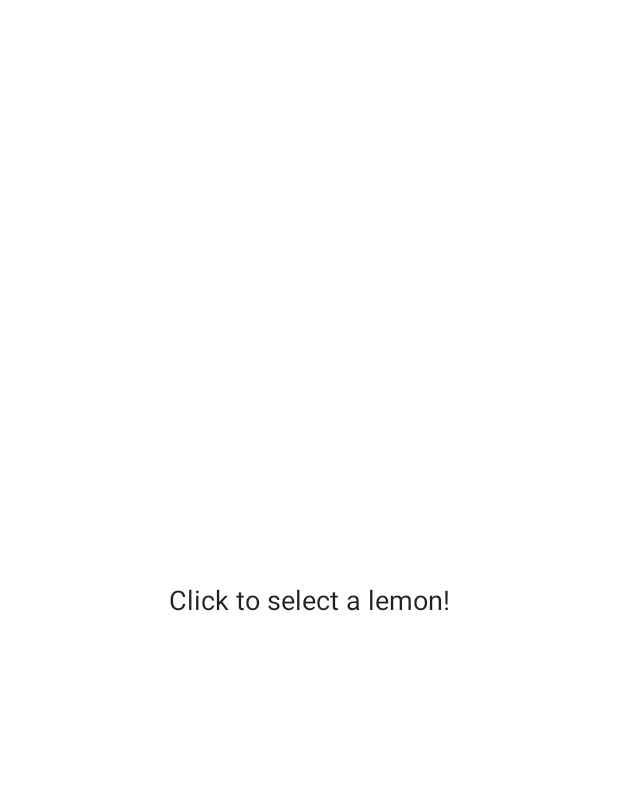
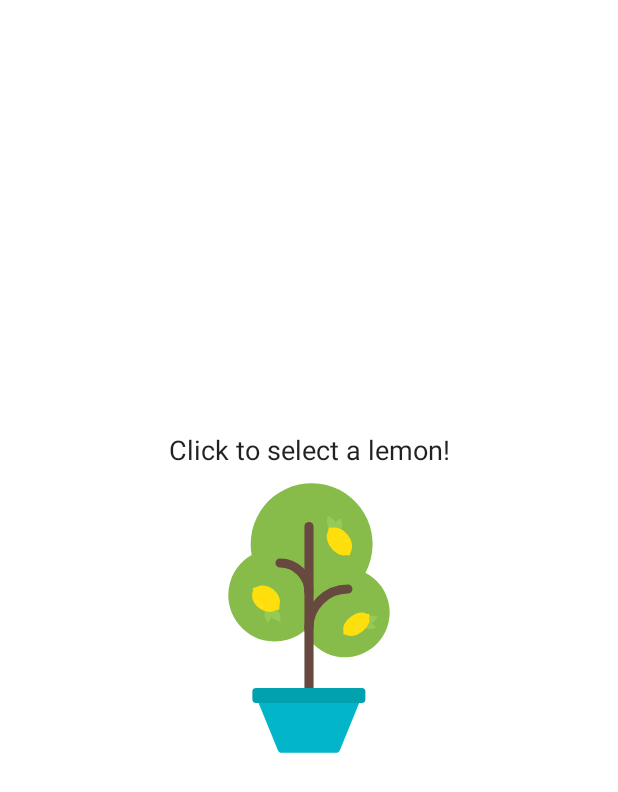
Before and after one commit to ikayz/lemonade-app, an Android app: the layout activity_main.xml on its own in the app's theme, with its tools: preview values and no code run, on a phone screen of 412 x 824 dp. Shown: the top 792 px of the screen. Run offline under Robolectric (Android 15) with nearby library versions, the phone set to English and light mode, and no system bars.

Commit message:
Add image for layout editor display purposes

```diff
--- a/app/src/main/res/layout/activity_main.xml
+++ b/app/src/main/res/layout/activity_main.xml
@@ -41,6 +41,7 @@
         app:layout_constraintBottom_toBottomOf="parent"
         app:layout_constraintLeft_toLeftOf="parent"
         app:layout_constraintRight_toRightOf="parent"
-        app:layout_constraintTop_toTopOf="parent"/>
+        app:layout_constraintTop_toTopOf="parent"
+        tools:srcCompat="@drawable/lemon_tree" />
 
 </androidx.constraintlayout.widget.ConstraintLayout>
```
